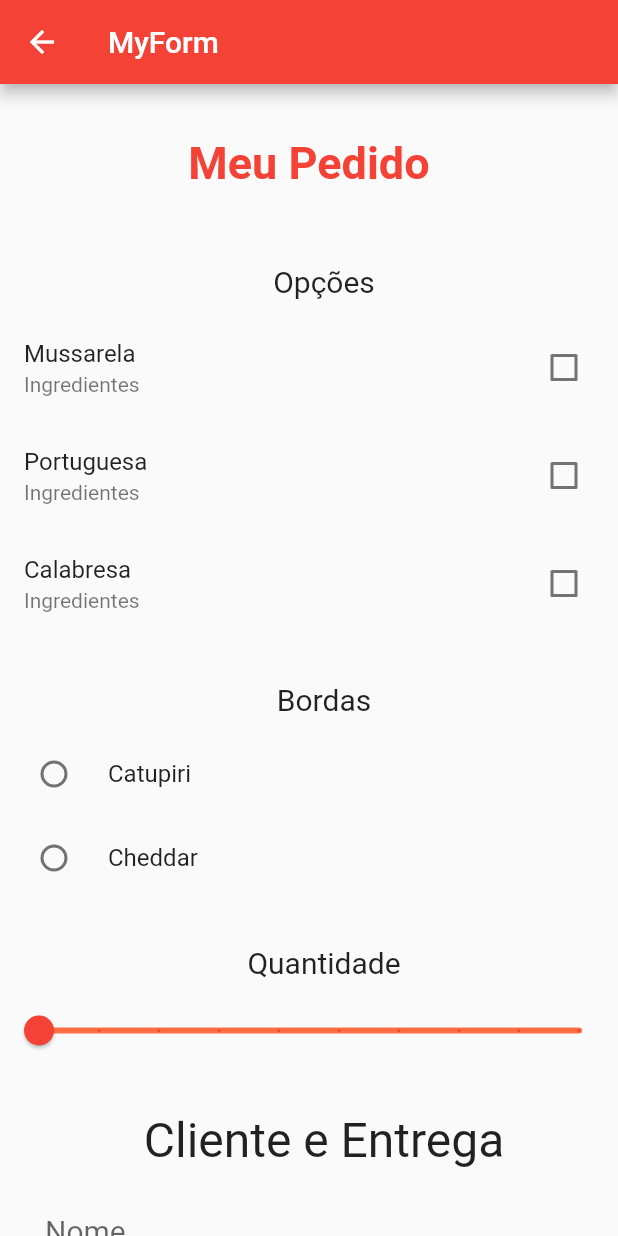
After one commit to BhryanS2/lp3, a Flutter app: the screen it shows after launch, after a tap on "Projeto da Ana", on a phone screen of 412 x 824 dp. The commit adds this screen. Run offline on Flutter 3.47's test engine with Material 2 defaults, Android fonts, the phone set to English and light mode, and no system bars.

Commit message:
feat: 🛠 Ajuda com forms

```diff
--- /dev/null
+++ b/lp/app/lib/ana/index.dart
@@ -0,0 +1,301 @@
+import 'package:flutter/material.dart';
+
+class AnaForm extends StatefulWidget {
+  @override
+  _HomeAnaState createState() => _HomeAnaState();
+}
+
+class _HomeAnaState extends State<AnaForm> {
+  bool? _sabor1 = false;
+  bool? _sabor2 = false;
+  bool? _sabor3 = false;
+  int? _escolhaBorda;
+  double quantidade = 1;
+  String label = "1";
+  bool _entregar = false;
+  TextEditingController _controllerNome = TextEditingController();
+  TextEditingController _controllerEndereco = TextEditingController();
+
+  String _saborescolhido = "";
+  Widget _buildEntrega() {
+    if (_entregar) {
+      return Column(children: <Widget>[
+        Padding(
+          padding: EdgeInsets.all(20),
+          child: TextField(
+            //text, number, emailAddress, datetime
+            keyboardType: TextInputType.text,
+            decoration: InputDecoration(labelText: "Endereço"),
+            //enabled: false,
+            //maxLength: 2,
+            //maxLengthEnforced: false,
+            controller: _controllerEndereco,
+            style: TextStyle(fontSize: 20, color: Colors.red),
+            //obscureText: true,
+          ),
+        ),
+      ]);
+    }
+    return Column(
+      children: const <Widget>[
+        Padding(
+          padding: EdgeInsets.all(10),
+        ),
+      ],
+    );
+  }
+
+  void _escolhersabor() {
+    if (_sabor1 == true) {
+      _saborescolhido += " Mussarela ";
+    }
+    if (_sabor2 == true) {
+      _saborescolhido += " Portuguesa ";
+    }
+    if (_sabor3 == true) {
+      _saborescolhido += " Calabresa ";
+    }
+  }
+
+  void _fazerpedido() {
+    _escolhersabor();
+    String nome = _controllerNome.text;
+    String endereco = _controllerEndereco.text;
+    String borda = "";
+    switch (_escolhaBorda) {
+      case 1:
+        borda = "Catupiry";
+        break;
+      case 2:
+        borda = "Cheddar";
+        break;
+      default:
+        borda = "Sem borda";
+        break;
+    }
+    String entrega = "";
+    if (_entregar) {
+      entrega = "Entregar em: $endereco";
+    } else {
+      entrega = "Retirar no local";
+    }
+    _buildResultado(nome: nome, borda: borda, entrega: entrega);
+  }
+
+  Widget _buildResultado({String? nome, String? borda, String? entrega}) {
+    if (nome == "" || borda == "" || entrega == "") {
+      return Column(
+        children: const <Widget>[
+          Padding(
+            padding: EdgeInsets.all(10),
+          ),
+        ],
+      );
+    }
+    return AlertDialog(
+      title: Text("Pedido"),
+      content: Text(
+          "Nome: $nome \nSabores: $_saborescolhido \nBorda: $borda \n$entrega"),
+      actions: <Widget>[
+        TextButton(
+          child: Text("Ok"),
+          onPressed: () {
+            Navigator.pop(context);
+          },
+        )
+      ],
+    );
+  }
+
+  @override
+  Widget build(BuildContext context) {
+    return Scaffold(
+        appBar: AppBar(
+          title: Text("MyForm"),
+          backgroundColor: Colors.red,
+        ),
+        body: SingleChildScrollView(
+          child: Column(children: <Widget>[
+            Padding(
+              padding: EdgeInsets.only(top: 35, bottom: 20),
+              child: Text(
+                "Meu Pedido",
+                textAlign: TextAlign.center,
+                style: TextStyle(
+                    fontSize: 30,
+                    fontWeight: FontWeight.bold,
+                    color: Colors.red),
+              ),
+            ),
+            Container(
+              child: Column(children: <Widget>[
+                Padding(
+                  padding: EdgeInsets.only(left: 20, bottom: 10, top: 30),
+                  child: Text(
+                    "Opções",
+                    textAlign: TextAlign.left,
+                    style: TextStyle(
+                      fontSize: 20,
+                      //color: Colors.red
+                    ),
+                  ),
+                ),
+                CheckboxListTile(
+                    title: Text("Mussarela"),
+                    subtitle: Text("Ingredientes"), //Subtitulo//subtexto
+                    activeColor:
+                        Colors.red, //cor da caixa de seleção marcado/desmarcado
+                    //selected: true, //marcar texto da caixa de seleção como marcado/desmarcado
+                    //secondary: Icon(Icons..add_box),//definir ícone que aparecerá antes do texto
+                    value: _sabor1,
+                    onChanged: (bool? valor) {
+                      setState(() {
+                        _sabor1 = valor;
+                      });
+                    }),
+                CheckboxListTile(
+                    title: Text("Portuguesa"),
+                    subtitle: Text("Ingredientes"), //Subtitulo//subtexto
+                    activeColor:
+                        Colors.red, //cor da caixa de seleção marcado/desmarcado
+                    //selected: true, //marcar texto da caixa de seleção como marcado/desmarcado
+                    //secondary: Icon(Icons..add_box),//definir ícone que aparecerá antes do texto
+                    value: _sabor2,
+                    onChanged: (bool? valor) {
+                      setState(() {
+                        _sabor2 = valor;
+                      });
+                    }),
+                CheckboxListTile(
+                    title: Text("Calabresa"),
+                    subtitle: Text("Ingredientes"), //Subtitulo//subtexto
+                    activeColor:
+                        Colors.red, //cor da caixa de seleção marcado/desmarcado
+                    //selected: true, //marcar texto da caixa de seleção como marcado/desmarcado
+                    //secondary: Icon(Icons..add_box),//definir ícone que aparecerá antes do texto
+                    value: _sabor3,
+                    onChanged: (bool? valor) {
+                      setState(() {
+                        _sabor3 = valor;
+                      });
+                    }),
+                Padding(
+                  padding: EdgeInsets.only(left: 20, bottom: 10, top: 30),
+                  child: Text(
+                    "Bordas",
+                    textAlign: TextAlign.left,
+                    style: TextStyle(
+                      fontSize: 20,
+                      //color: Colors.red
+                    ),
+                  ),
+                ),
+                RadioListTile(
+                    title: Text("Catupiri"), //titulo da lista
+                    value: 1, //tipo do valor do campo
+                    groupValue: _escolhaBorda, // tipo do grupo
+                    onChanged: (int? escolha) {
+                      setState(() {
+                        _escolhaBorda = escolha;
+                      });
+                    }),
+                RadioListTile(
+                    title: Text("Cheddar"), //titulo da lista
+                    value: 2, //tipo do valor do campo
+                    groupValue: _escolhaBorda, // tipo do grupo
+                    onChanged: (int? escolha) {
+                      setState(() {
+                        _escolhaBorda = escolha;
+                      });
+                    }),
+                Padding(
+                  padding: EdgeInsets.only(left: 20, bottom: 10, top: 30),
+                  child: Text(
+                    "Quantidade",
+                    textAlign: TextAlign.left,
+                    style: TextStyle(
+                      fontSize: 20,
+                      //scolor: Colors.red
+                    ),
+                  ),
+                ),
+                Slider(
+                    value: quantidade, //valor inicial do campo
+                    min: 1, // valor minimo
+                    max: 10, // valor maximo
+                    label:
+                        label, // texto que acompanha a seleção//só funciona junto com as divisões abaixo
+                    divisions:
+                        9, // quantidade de opções disponíveis para o usuario selecionar//senao ele pega todos valores no intervalo
+                    activeColor: Colors.red, // cor do slider
+                    inactiveColor: Colors
+                        .deepOrangeAccent, //cor da linha do slides//o que não esta selecionado
+                    onChanged: (double novoValor) {
+                      setState(() {
+                        quantidade = novoValor;
+                        label = novoValor
+                            .toString(); //altero o valor que acompanha o label de forma automática
+                      });
+                      //print("Valor selecionado: " + novoValor.toString() );
+                    }),
+              ]),
+            ),
+            Padding(
+              padding: EdgeInsets.only(left: 20, bottom: 10, top: 30),
+              child: Text(
+                "Cliente e Entrega",
+                textAlign: TextAlign.left,
+                style: TextStyle(
+                  fontSize: 32,
+                  //color: Colors.red
+                ),
+              ),
+            ),
+            Container(
+              child: Column(
+                children: <Widget>[
+                  Padding(
+                    padding: EdgeInsets.only(left: 30, bottom: 20, right: 30),
+                    child: TextField(
+                        //text, number, emailAddress, datetime
+                        keyboardType: TextInputType.text,
+                        decoration: InputDecoration(labelText: "Nome"),
+                        //enabled: false,
+                        //maxLength: 2,
+                        //maxLengthEnforced: false,
+                        controller: _controllerNome,
+                        style: TextStyle(fontSize: 20, color: Colors.red)),
+                  ),
+                  SwitchListTile(
+                      //se o cliente desejar a entrega deverá ser inserido o campo de endereço
+                      title: Text("Entregar"),
+                      value: _entregar,
+                      onChanged: (bool valor) {
+                        setState(() {
+                          _entregar = !_entregar;
+                        });
+                      }),
+                ],
+              ),
+            ),
+            _buildEntrega(),
+            RaisedButton(
+                color: Colors.red,
+                textColor: Colors.white,
+                padding: EdgeInsets.all(15),
+                child: Text(
+                  "Calcular",
+                  style: TextStyle(fontSize: 20 //tamanho do texto do botão
+                      ),
+                ),
+                onPressed: _fazerpedido),
+            _buildResultado(),
+            Container(
+              child: Column(
+                children: <Widget>[],
+              ),
+            ),
+          ]),
+        ));
+  }
+}
--- a/lp/app/lib/main.dart
+++ b/lp/app/lib/main.dart
@@ -1,3 +1,4 @@
+import 'package:app/ana/index.dart';
 import 'package:app/aula_18_08/form.dart';
 import 'package:app/aula_1_09/TelaSecundaria.dart';
 import 'package:app/projeto_1_9/Home.dart';
@@ -67,6 +68,15 @@ class MyApp extends StatelessWidget {
                     child: const Text("Projeto da aula 01/9"),
                   );
                 }),
+                Builder(builder: (context) {
+                  return MaterialButton(
+                    onPressed: () {
+                      navigate(context, AnaForm());
+                    },
+                    color: Colors.red[700],
+                    child: const Text("Projeto da Ana"),
+                  );
+                })
               ],
             ),
           ),
```
Also changed, not shown: lp/app/lib/aula_18_08/form.dart (+11 -6 lines), lp/app/lib/aula_1_09/FormData.dart (added, +38 -0 lines).
